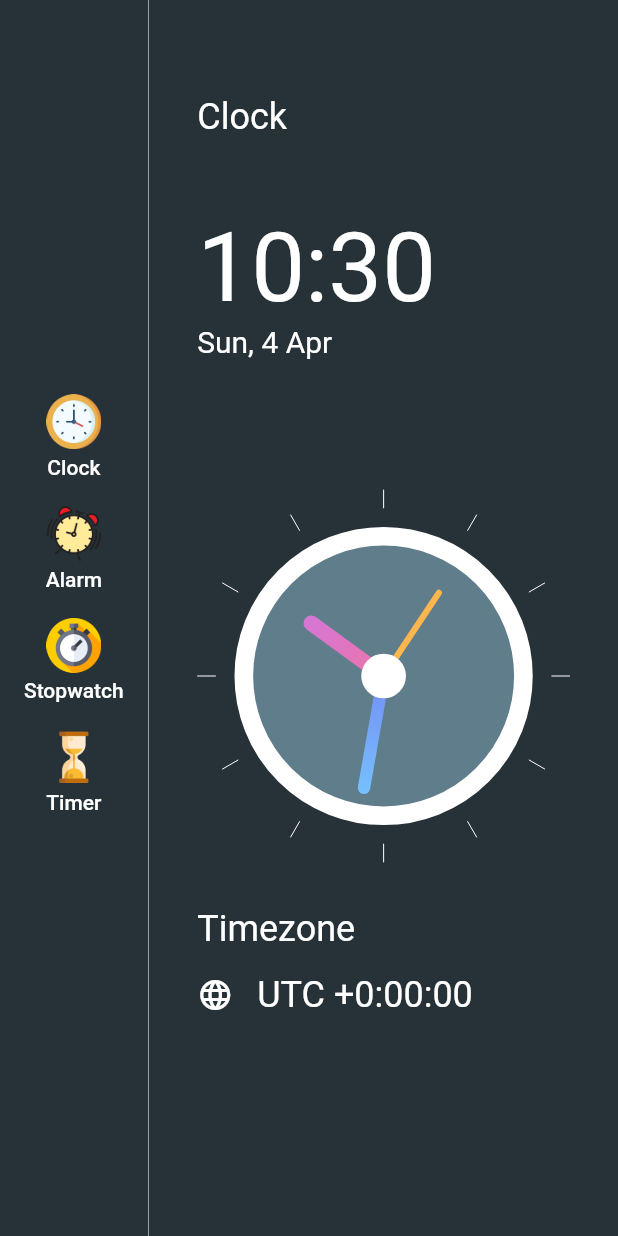
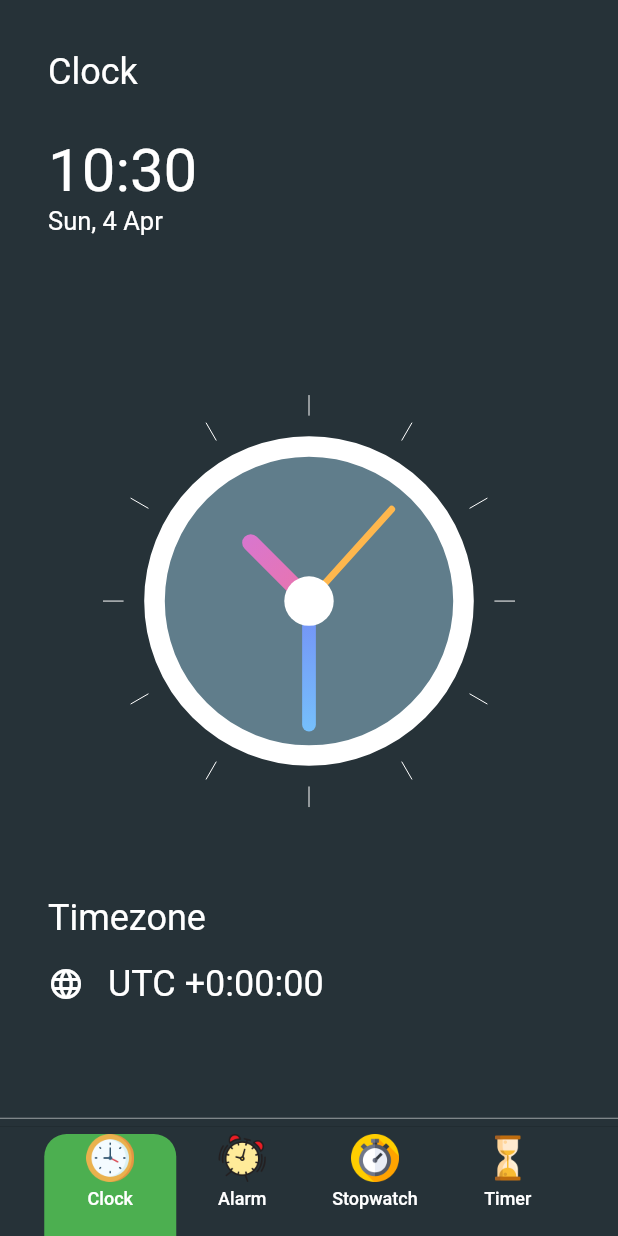
Before and after one commit to m-tanik/flutter-clock, a Flutter app: the screen it shows after launch, on a phone screen of 412 x 824 dp. Run offline on Flutter 3.47's test engine with Material 2 defaults, Android fonts, the phone set to English and light mode, and no system bars.

```diff
--- /dev/null
+++ b/lib/data.dart
@@ -0,0 +1,26 @@
+import 'package:clock_app/enums.dart';
+
+import 'menu_info.dart';
+
+List<MenuInfo> menuItems = [
+  MenuInfo(
+    MenuType.clock,
+    title: 'Clock',
+    imageSource: 'assets/clock.png',
+  ),
+  MenuInfo(
+    MenuType.alarm,
+    title: 'Alarm',
+    imageSource: 'assets/a-clock.png',
+  ),
+  MenuInfo(
+    MenuType.stopwatch,
+    title: 'Stopwatch',
+    imageSource: 'assets/stopwatch.png',
+  ),
+  MenuInfo(
+    MenuType.timer,
+    title: 'Timer',
+    imageSource: 'assets/timer.png',
+  ),
+];
--- /dev/null
+++ b/lib/enums.dart
@@ -0,0 +1,6 @@
+enum MenuType {
+  clock,
+  alarm,
+  stopwatch,
+  timer,
+}
--- a/lib/homepage.dart
+++ b/lib/homepage.dart
@@ -1,6 +1,10 @@
 import 'package:clock_app/clock_page.dart';
+import 'package:clock_app/enums.dart';
+import 'package:clock_app/menu_info.dart';
 import 'package:flutter/material.dart';
 import 'package:intl/intl.dart';
+import 'package:provider/provider.dart';
+import 'data.dart';
 
 class HomePage extends StatefulWidget {
   @override
@@ -21,26 +25,14 @@ class _HomePageState extends State<HomePage> {
     print(timezoneString);
     return Scaffold(
       backgroundColor: Colors.blueGrey[900],
-      body: Row(
+      body: Column(
         children: [
-          Column(
-            mainAxisAlignment: MainAxisAlignment.center,
-            children: [
-              // don't use the menu button 4 times
-              // have to use the state management package
-              menuButton('Clock', 'assets/clock.png'),
-              menuButton('Alarm', 'assets/a-clock.png'),
-              menuButton('Stopwatch', 'assets/stopwatch.png'),
-              menuButton('Timer', 'assets/timer.png'),
-            ],
-          ),
-          VerticalDivider(
-            color: Colors.white54,
-            width: 1,
-          ),
           Expanded(
-            child: Container(
-              padding: EdgeInsets.symmetric(horizontal: 32, vertical: 64),
+            child: Consumer<MenuInfo>(
+                builder: (BuildContext context, MenuInfo value, Widget child) {
+              if (value.menuType != MenuType.clock) return Container();
+              return Container(
+                padding: EdgeInsets.symmetric(horizontal: 32, vertical: 34),
                 alignment: Alignment.center,
                 color: Colors.blueGrey[900],
                 child: Column(
@@ -61,17 +53,18 @@ class _HomePageState extends State<HomePage> {
                         children: [
                           Text(
                             formattedTime,
-                          style: TextStyle(color: Colors.white, fontSize: 64.0),
+                            style: TextStyle(color: Colors.white, fontSize: 40),
                           ),
                           Text(
                             formattedDate,
-                          style: TextStyle(color: Colors.white, fontSize: 20.0),
+                            style:
+                                TextStyle(color: Colors.white, fontSize: 17.0),
                           ),
                         ],
                       ),
                     ),
                     Flexible(
-                    flex: 4,
+                      flex: 7,
                       fit: FlexFit.tight,
                       child: Align(
                         alignment: Alignment.center,
@@ -88,7 +81,8 @@ class _HomePageState extends State<HomePage> {
                         children: [
                           Text(
                             'Timezone',
-                          style: TextStyle(color: Colors.white, fontSize: 24.0),
+                            style:
+                                TextStyle(color: Colors.white, fontSize: 24.0),
                           ),
                           SizedBox(
                             height: 16,
@@ -118,7 +112,24 @@ class _HomePageState extends State<HomePage> {
                     ),
                   ],
                 ),
+              );
+            }),
           ),
+          Divider(
+            color: Colors.white54,
+            height: 1,
+          ),
+          Divider(
+            height: 10,
+          ),
+          Row(
+            mainAxisAlignment: MainAxisAlignment.center,
+            children:
+                // don't use the menu button 4 times
+                // have to use the state management package
+                menuItems
+                    .map((currentMenuInfo) => menuButton(currentMenuInfo))
+                    .toList(),
           ),
         ],
       ),
@@ -126,23 +137,37 @@ class _HomePageState extends State<HomePage> {
   }
 }
 
-Widget menuButton(String title, String image) {
+Widget menuButton(MenuInfo currentMenuInfo) {
+  return Consumer<MenuInfo>(
+      builder: (BuildContext context, MenuInfo value, Widget child) {
     return FlatButton(
-    onPressed: () {},
+      color: currentMenuInfo.menuType == value.menuType
+          ? Colors.green
+          : Colors.transparent,
+      shape: RoundedRectangleBorder(
+        borderRadius: BorderRadius.only(
+          topRight: Radius.circular(15),
+          topLeft: Radius.circular(15),
+        ),
+      ),
+      onPressed: () {
+        var menuInfo = Provider.of<MenuInfo>(context, listen: false);
+        menuInfo.updateMenu(currentMenuInfo);
+      },
       child: Column(
         children: [
           Image.asset(
-          image,
-          scale: 14,
+            currentMenuInfo.imageSource,
+            scale: 16,
           ),
           SizedBox(
             height: 4,
           ),
           Text(
-          title ?? '',
+            currentMenuInfo.title ?? '',
             style: TextStyle(
               color: Colors.white,
-            fontSize: 14,
+              fontSize: 12,
             ),
           ),
           SizedBox(
@@ -151,4 +176,5 @@ Widget menuButton(String title, String image) {
         ],
       ),
     );
+  });
 }
--- a/lib/main.dart
+++ b/lib/main.dart
@@ -1,4 +1,7 @@
+import 'package:clock_app/enums.dart';
+import 'package:clock_app/menu_info.dart';
 import 'package:flutter/material.dart';
+import 'package:provider/provider.dart';
 import 'homepage.dart';
 
 void main() {
@@ -15,7 +18,10 @@ class MyApp extends StatelessWidget {
         primarySwatch: Colors.blue,
         visualDensity: VisualDensity.adaptivePlatformDensity,
       ),
-      home: HomePage(),
+      home: ChangeNotifierProvider<MenuInfo>(
+        create: (context) => MenuInfo(MenuType.clock),
+        child: HomePage(),
+      ),
     );
   }
 }
--- /dev/null
+++ b/lib/menu_info.dart
@@ -0,0 +1,19 @@
+import 'package:clock_app/enums.dart';
+import 'package:flutter/foundation.dart';
+import 'package:provider/provider.dart';
+
+class MenuInfo extends ChangeNotifier {
+  MenuType menuType;
+  String title;
+  String imageSource;
+
+  MenuInfo(this.menuType, {this.title, this.imageSource});
+
+  updateMenu(MenuInfo menuInfo) {
+    this.menuType = menuInfo.menuType;
+    this.title = menuInfo.title;
+    this.imageSource = menuInfo.imageSource;
+
+    notifyListeners();
+  }
+}
--- a/pubspec.yaml
+++ b/pubspec.yaml
@@ -22,6 +22,7 @@ environment:
 
 dependencies:
   intl: ^0.16.1
+  provider: ^4.1.3
   flutter:
     sdk: flutter
 
```
Also changed, not shown: pubspec.lock. Lines whose indentation alone changed are shown as unchanged.
